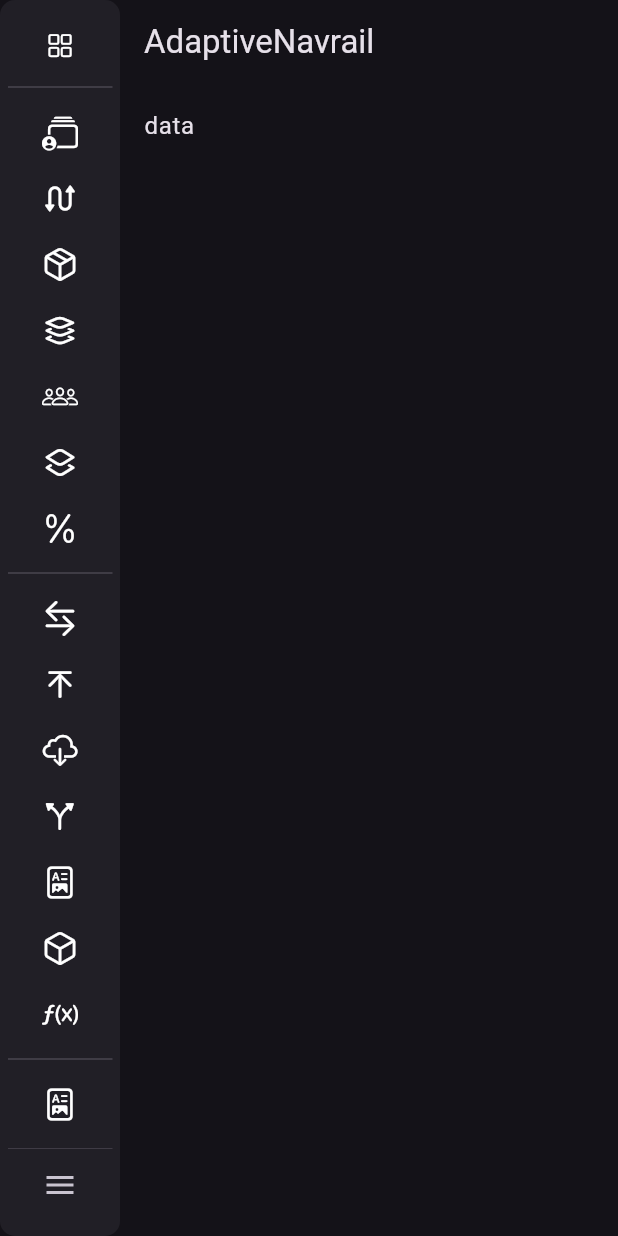
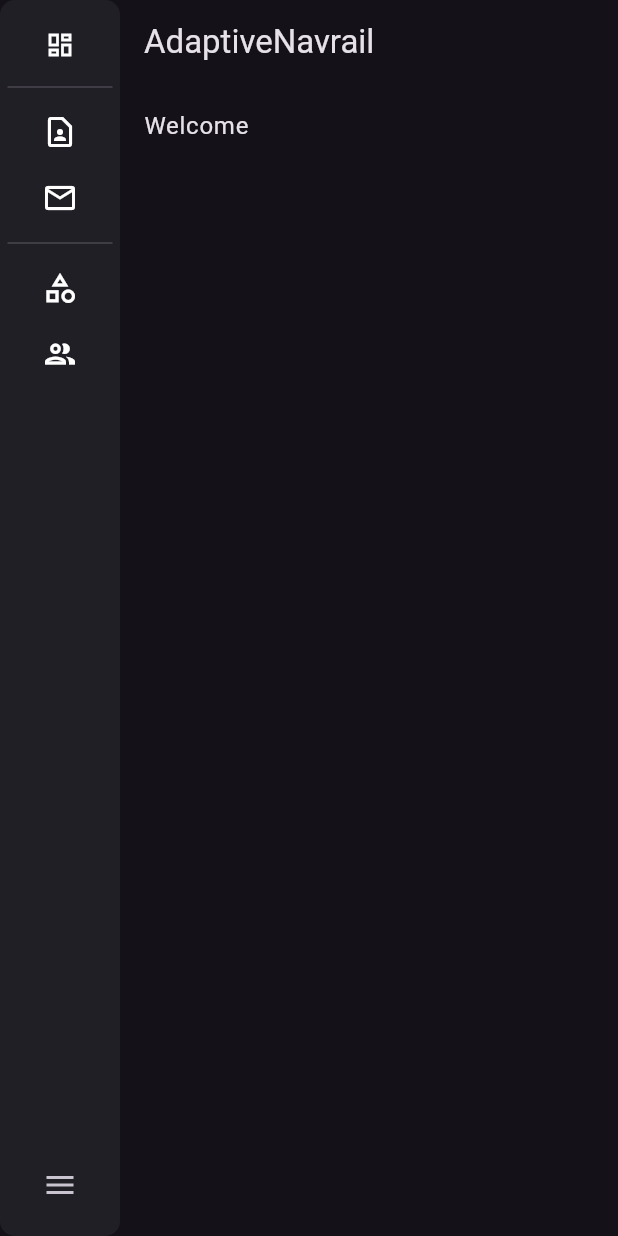
Before and after one commit to rsoft-in/adaptive_navrail, a Flutter app: the screen it shows after launch, on a phone screen of 412 x 824 dp. Run offline on Flutter 3.47's test engine with Material 3 defaults, Android fonts, the phone set to English and light mode, and no system bars; our stand-ins replace plugin_platform_interface.

Commit message:
readme update with example

```diff
--- a/example/lib/constants.dart
+++ b/example/lib/constants.dart
@@ -1,207 +1,46 @@
-import 'package:flutter/cupertino.dart';
 import 'package:flutter/material.dart';
 
 const kMenu = [
   {
-    "code": "101",
-    "title": "dashboard",
-    "icon": CupertinoIcons.square_grid_2x2,
+    "code": "100",
+    "title": "Dashboard",
+    "icon": Icons.dashboard_outlined,
     "expanded": false,
     "submenu": [],
   },
   {
-    "code": "102",
-    "title": "stamm",
-    "icon": Icons.folder_outlined,
-    "expanded": false,
-    "submenu": [
-      {
-        "code": "105",
-        "title": "adressen",
-        "icon": CupertinoIcons.rectangle_stack_badge_person_crop,
-        "rights": "N"
-      },
-      {
-        "code": "114",
-        "title": "transponder",
-        "icon": CupertinoIcons.arrow_swap,
-        "rights": "N"
-      },
-      {
-        "code": "116",
-        "title": "product",
-        "icon": CupertinoIcons.cube_box,
-        "rights": "N"
-      },
-      {
-        "code": "110",
-        "title": "genossenschafts",
-        "icon": CupertinoIcons.layers_alt,
-        "rights": "N"
-      },
-      {
-        "code": "112",
-        "title": "group",
-        "icon": CupertinoIcons.group,
-        "rights": "N"
-      },
-      {
-        "code": "118",
-        "title": "fraction",
-        "icon": CupertinoIcons.layers,
-        "rights": "N"
-      },
-      {
-        "code": "125",
-        "title": "mwst",
-        "icon": CupertinoIcons.percent,
-        "rights": "N"
-      }
-    ]
-  },
-  {
     "code": "200",
-    "title": "nds",
+    "title": "Master",
     "icon": Icons.folder_outlined,
     "expanded": true,
     "submenu": [
       {
-        "code": "205",
-        "title": "nds_overview",
-        "icon": CupertinoIcons.arrow_right_arrow_left,
-        "rights": "N"
+        "code": "201",
+        "title": "Sub Menu 1",
+        "icon": Icons.contact_page_outlined,
       },
       {
-        "code": "207",
-        "title": "nds_import",
-        "icon": CupertinoIcons.arrow_up_to_line,
-        "rights": "N"
-      },
-      {
-        "code": "208",
-        "title": "dex_control",
-        "icon": CupertinoIcons.cloud_download,
-        "rights": "N"
-      },
-      {
-        "code": "209",
-        "title": "dexrules",
-        "icon": CupertinoIcons.arrow_branch,
-        "rights": "N"
-      },
-      {
-        "code": "215",
-        "title": "abrechnung",
-        "icon": CupertinoIcons.doc_richtext,
-        "rights": "N"
-      },
-      {
-        "code": "216",
-        "title": "milk_project",
-        "icon": CupertinoIcons.cube,
-        "rights": "N"
-      },
-      {
-        "code": "217",
-        "title": "fam",
-        "icon": CupertinoIcons.function,
-        "rights": "N"
-      },
-    ]
-  },
-  {
-    "code": "250",
-    "title": "abrechnung",
-    "icon": Icons.folder_outlined,
-    "expanded": false,
-    "submenu": [
-      {
-        "code": "255",
-        "title": "zuschlag_abzug",
-        "icon": CupertinoIcons.doc_richtext,
-        "rights": "N"
+        "code": "202",
+        "title": "Sub Menu 2",
+        "icon": Icons.email_outlined,
       },
     ]
   },
   {
     "code": "300",
-    "title": "lab",
+    "title": "Categories",
     "icon": Icons.folder_outlined,
     "expanded": false,
     "submenu": [
       {
         "code": "301",
-        "title": "labor_daten",
-        "icon": CupertinoIcons.rectangle_paperclip,
-        "rights": "N"
-      },
-    ]
-  },
-  {
-    "code": "900",
-    "title": "settings",
-    "icon": CupertinoIcons.settings,
-    "expanded": false,
-    "submenu": [
-      {
-        "code": "905",
-        "title": "codes",
-        "icon": CupertinoIcons.tag,
-        "rights": "N"
+        "title": "Sub Menu 1",
+        "icon": Icons.category_outlined,
       },
       {
-        "code": "906",
-        "title": "adressen_tag",
-        "icon": CupertinoIcons.tags,
-        "rights": "N"
-      },
-      {
-        "code": "912",
-        "title": "users",
-        "icon": CupertinoIcons.person_2,
-        "rights": "N"
-      },
-      {
-        "code": "914",
-        "title": "ftp_account",
-        "icon": CupertinoIcons.arrow_up_doc,
-        "rights": "N"
-      },
-      {
-        "code": "916",
-        "title": "email_accounts",
-        "icon": CupertinoIcons.at,
-        "rights": "N"
-      },
-      {
-        "code": "918",
-        "title": "email_templates",
-        "icon": CupertinoIcons.doc,
-        "rights": "N"
-      },
-      {
-        "code": "919",
-        "title": "email_db",
-        "icon": CupertinoIcons.at_badge_plus,
-        "rights": "N"
-      },
-      {
-        "code": "920",
-        "title": "orte",
-        "icon": CupertinoIcons.map,
-        "rights": "N"
-      },
-      {
-        "code": "921",
-        "title": "bank",
-        "icon": CupertinoIcons.creditcard,
-        "rights": "N"
-      },
-      {
-        "code": "922",
-        "title": "pay_method",
-        "icon": CupertinoIcons.money_euro,
-        "rights": "N"
+        "code": "302",
+        "title": "Sub Menu 2",
+        "icon": Icons.group_outlined,
       },
     ]
   }
--- a/example/lib/main.dart
+++ b/example/lib/main.dart
@@ -47,7 +47,7 @@ class _MyAppState extends State<MyApp> {
                   title: const Text('AdaptiveNavrail'),
                 ),
                 const ListTile(
-                  title: Text('data'),
+                  title: Text('Welcome'),
                 ),
               ],
             ))
```
Also changed, not shown: 1 other file.
